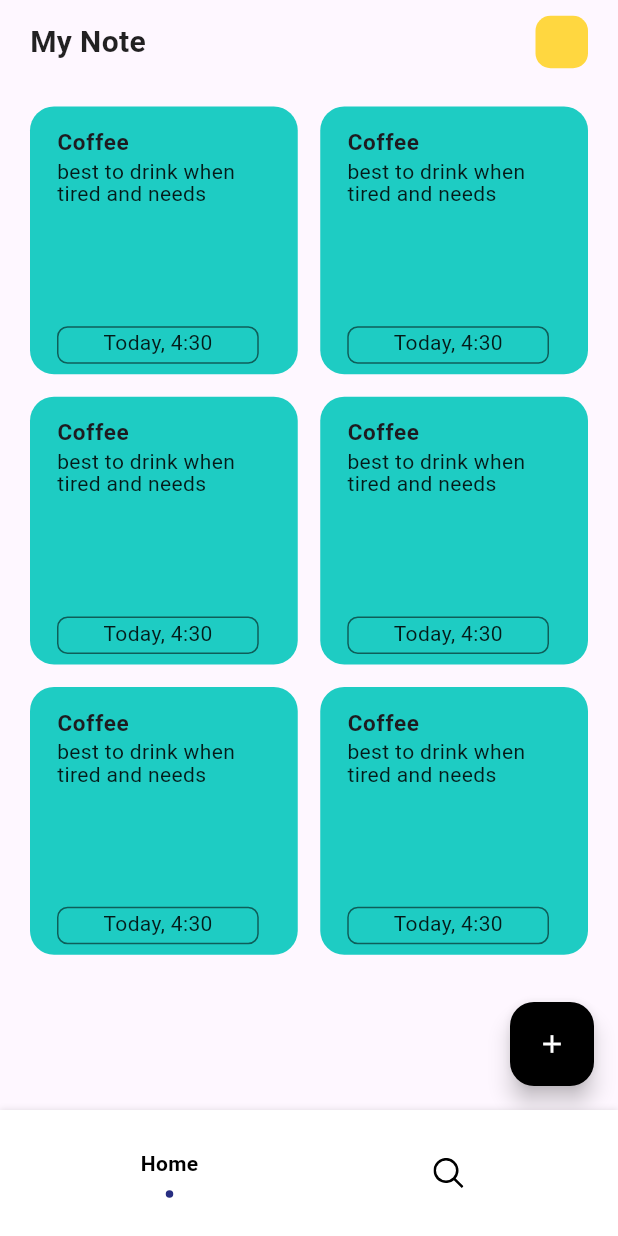
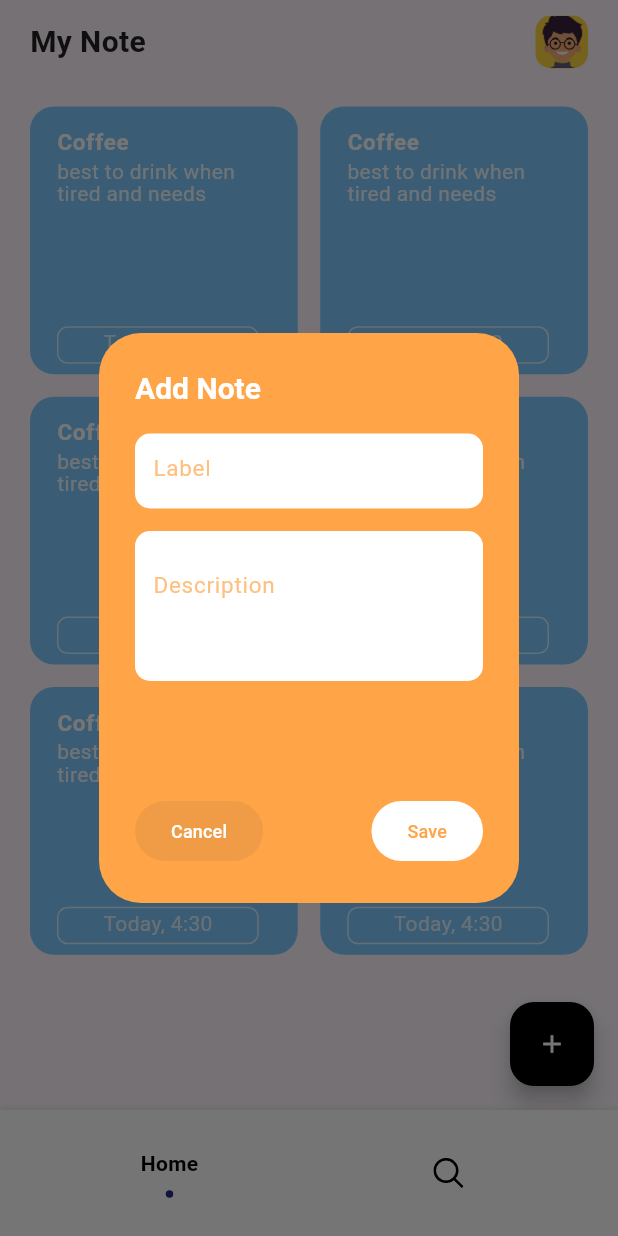
Before and after one commit to 4amshin/note-app, a Flutter app: the screen it shows after launch, after a tap on the "add" icon, on a phone screen of 412 x 824 dp. Run offline on Flutter 3.47's test engine with Material 2 defaults, Android fonts, the phone set to English and light mode, and no system bars; drawn by our look-alikes of flashy_tab_bar2; our stand-ins replace flutter_svg, google_fonts; Roboto replaces fonts that are missing (Sen).

Commit message:
input-dialog

```diff
--- /dev/null
+++ b/lib/model/note_model.dart
@@ -0,0 +1,17 @@
+// ignore_for_file: public_member_api_docs, sort_constructors_first
+import 'package:flutter/material.dart';
+
+class NoteModel {
+  final String? title;
+  final String? content;
+  final String? createdAt;
+  final String? updatedAt;
+  final Color? backgroundColor;
+  NoteModel({
+    this.title,
+    this.content,
+    this.createdAt,
+    this.updatedAt,
+    this.backgroundColor,
+  });
+}
--- a/lib/shared/theme/color_theme.dart
+++ b/lib/shared/theme/color_theme.dart
@@ -2,6 +2,7 @@ import 'package:flutter/material.dart';
 
 const nBlue = Color(0xff7ecbff);
 const nOrange = Color(0xffffa447);
+const nOrange2 = Color.fromARGB(255, 240, 155, 70);
 const nCyan = Color(0xff1eccc3);
 const nPink = Color(0xffffa6c4);
 const nPink2 = Color(0xffffa3a3);
--- a/lib/view/home_view.dart
+++ b/lib/view/home_view.dart
@@ -1,51 +1,30 @@
 import 'package:flutter/material.dart';
+import 'package:note_app/widget/hm_app_bar.dart';
+import 'package:note_app/widget/show_dialog.dart';
 
 import '../shared/theme/color_theme.dart';
 import '../widget/hm_add_button.dart';
 import '../widget/hm_note_item.dart';
 
-class HomeView extends StatelessWidget {
+class HomeView extends StatefulWidget {
   const HomeView({Key? key}) : super(key: key);
 
+  @override
+  State<HomeView> createState() => _HomeViewState();
+}
+
+class _HomeViewState extends State<HomeView> {
   @override
   Widget build(BuildContext context) {
     return Scaffold(
       appBar: AppBar(
-        flexibleSpace: Container(
-          height: 250.0,
-          padding: const EdgeInsets.symmetric(
-            horizontal: 20,
-            vertical: 10,
-          ),
-          decoration: const BoxDecoration(
-              // color: Colors.orange,
-              ),
-          child: Row(
-            mainAxisAlignment: MainAxisAlignment.spaceBetween,
-            children: [
-              const Text(
-                "My Note",
-                style: TextStyle(
-                  fontSize: 20,
-                  fontWeight: FontWeight.bold,
-                ),
-              ),
-              Container(
-                height: 35,
-                width: 35,
-                decoration: const BoxDecoration(
-                  color: Colors.amberAccent,
-                  borderRadius: BorderRadius.all(
-                    Radius.circular(10),
-                  ),
-                ),
-              ),
-            ],
-          ),
-        ),
+        flexibleSpace: const HmAppBar(),
       ),
       body: SafeArea(
-        minimum: const EdgeInsets.symmetric(horizontal: 20, vertical: 15),
+        minimum: const EdgeInsets.symmetric(
+          horizontal: 20,
+          vertical: 15,
+        ),
         child: GridView.builder(
           itemCount: 6,
           gridDelegate: const SliverGridDelegateWithFixedCrossAxisCount(
@@ -57,13 +36,22 @@ class HomeView extends StatelessWidget {
             return const HmNoteItem(
               title: 'Coffee',
               content: 'best to drink when tired and needs',
-              color: nCyan,
+              color: nBlue,
             );
           },
         ),
       ),
       floatingActionButton: HmAddButton(
-        onPressed: () {},
+        onPressed: () {
+          showDialog(
+            context: context,
+            builder: (BuildContext context) {
+              return const HmInputDialog(
+                title: 'Add Note',
+              );
+            },
+          );
+        },
       ),
     );
   }
--- /dev/null
+++ b/lib/widget/dialog_button.dart
@@ -0,0 +1,36 @@
+import 'package:flutter/material.dart';
+
+class DialogButton extends StatelessWidget {
+  final String? title;
+  final Color? titleColor;
+  final Color? bgColor;
+  final void Function()? onPressed;
+  const DialogButton({
+    Key? key,
+    this.title,
+    this.titleColor,
+    this.bgColor,
+    this.onPressed,
+  }) : super(key: key);
+
+  @override
+  Widget build(BuildContext context) {
+    return SizedBox(
+      child: ElevatedButton(
+        onPressed: onPressed,
+        style: ElevatedButton.styleFrom(
+          backgroundColor: bgColor,
+          elevation: 0,
+        ),
+        child: Text(
+          title ?? "Title",
+          style: TextStyle(
+            fontSize: 12,
+            fontWeight: FontWeight.w500,
+            color: titleColor,
+          ),
+        ),
+      ),
+    );
+  }
+}
--- /dev/null
+++ b/lib/widget/dialog_button_row.dart
@@ -0,0 +1,33 @@
+import 'package:flutter/material.dart';
+
+import '../shared/theme/color_theme.dart';
+import 'dialog_button.dart';
+
+class DialogButtonRow extends StatelessWidget {
+  const DialogButtonRow({Key? key}) : super(key: key);
+
+  @override
+  Widget build(BuildContext context) {
+    return Row(
+      mainAxisAlignment: MainAxisAlignment.spaceBetween,
+      children: [
+        DialogButton(
+          onPressed: () {
+            Navigator.pop(context);
+          },
+          title: "Cancel",
+          titleColor: Colors.white,
+          bgColor: nOrange2,
+        ),
+        DialogButton(
+          onPressed: () {
+            Navigator.pop(context);
+          },
+          title: "Save",
+          titleColor: nOrange,
+          bgColor: Colors.white,
+        ),
+      ],
+    );
+  }
+}
--- /dev/null
+++ b/lib/widget/hm_app_bar.dart
@@ -0,0 +1,45 @@
+import 'package:flutter/material.dart';
+
+class HmAppBar extends StatelessWidget {
+  const HmAppBar({Key? key}) : super(key: key);
+
+  @override
+  Widget build(BuildContext context) {
+    return Container(
+      height: 250.0,
+      padding: const EdgeInsets.symmetric(
+        horizontal: 20,
+        vertical: 10,
+      ),
+      // color: Colors.orange,
+      child: Row(
+        mainAxisAlignment: MainAxisAlignment.spaceBetween,
+        children: [
+          const Text(
+            "My Note",
+            style: TextStyle(
+              fontSize: 20,
+              fontWeight: FontWeight.bold,
+            ),
+          ),
+          Container(
+            height: 35,
+            width: 35,
+            decoration: const BoxDecoration(
+              color: Colors.amberAccent,
+              image: DecorationImage(
+                image: AssetImage(
+                  'assets/images/profile.png',
+                ),
+                fit: BoxFit.fitWidth,
+              ),
+              borderRadius: BorderRadius.all(
+                Radius.circular(10),
+              ),
+            ),
+          ),
+        ],
+      ),
+    );
+  }
+}
--- a/lib/widget/hm_note_item.dart
+++ b/lib/widget/hm_note_item.dart
@@ -1,4 +1,6 @@
 import 'package:flutter/material.dart';
+
+import 'show_dialog.dart';
 
 class HmNoteItem extends StatelessWidget {
   final String? title;
@@ -15,7 +17,18 @@ class HmNoteItem extends StatelessWidget {
 
   @override
   Widget build(BuildContext context) {
-    return Container(
+    return GestureDetector(
+      onTap: () {
+        showDialog(
+          context: context,
+          builder: (BuildContext context) {
+            return const HmInputDialog(
+              title: 'Edit Note',
+            );
+          },
+        );
+      },
+      child: Container(
         height: 100.0,
         width: 100,
         padding: const EdgeInsets.symmetric(
@@ -34,6 +47,7 @@ class HmNoteItem extends StatelessWidget {
             style: const TextStyle(
               fontSize: 15.0,
               fontWeight: FontWeight.bold,
+              color: Colors.white,
             ),
           ),
           subtitle: Padding(
@@ -44,20 +58,20 @@ class HmNoteItem extends StatelessWidget {
               children: [
                 Text(
                   content ?? "Description",
-                style: const TextStyle(
+                  style: TextStyle(
                     height: 1.1,
-                  color: Colors.black87,
+                    color: Colors.white.withOpacity(0.9),
                     fontSize: 14,
                   ),
                 ),
                 Container(
                   height: 25,
                   padding: const EdgeInsets.only(
-                  bottom: 5,
+                    bottom: 3,
                   ),
                   decoration: BoxDecoration(
                     border: Border.all(
-                    color: Colors.black54,
+                      color: Colors.white70,
                       width: 1,
                     ),
                     borderRadius: BorderRadius.circular(7),
@@ -65,9 +79,9 @@ class HmNoteItem extends StatelessWidget {
                   child: Center(
                     child: Text(
                       time ?? "Today, 4:30",
-                    style: const TextStyle(
+                      style: TextStyle(
                         fontSize: 14.0,
-                      color: Colors.black87,
+                        color: Colors.white.withOpacity(0.8),
                       ),
                     ),
                   ),
@@ -76,6 +90,7 @@ class HmNoteItem extends StatelessWidget {
             ),
           ),
         ),
+      ),
     );
   }
 }
--- /dev/null
+++ b/lib/widget/hm_text_field.dart
@@ -0,0 +1,37 @@
+import 'package:flutter/material.dart';
+
+import '../shared/theme/color_theme.dart';
+
+class HmTextField extends StatelessWidget {
+  final double? height;
+  final String? label;
+  const HmTextField({
+    Key? key,
+    this.height,
+    this.label,
+  }) : super(key: key);
+
+  @override
+  Widget build(BuildContext context) {
+    return Container(
+      height: height ?? 50,
+      padding: const EdgeInsets.all(12),
+      margin: const EdgeInsets.symmetric(),
+      decoration: BoxDecoration(
+        color: Colors.white,
+        borderRadius: BorderRadius.circular(10),
+      ),
+      child: TextFormField(
+        decoration: InputDecoration(
+          hintText: label ?? 'Label',
+          hintStyle: TextStyle(
+            fontSize: 15,
+            color: nOrange.withOpacity(0.7),
+          ),
+          border: InputBorder.none,
+        ),
+        onChanged: (value) {},
+      ),
+    );
+  }
+}
--- /dev/null
+++ b/lib/widget/show_dialog.dart
@@ -0,0 +1,52 @@
+import 'package:flutter/material.dart';
+import 'package:note_app/shared/theme/color_theme.dart';
+import 'package:note_app/widget/dialog_button_row.dart';
+import 'package:note_app/widget/hm_text_field.dart';
+
+class HmInputDialog extends StatelessWidget {
+  final String? title;
+  final Color? backgroundColor;
+  const HmInputDialog({
+    Key? key,
+    this.title,
+    this.backgroundColor,
+  }) : super(key: key);
+
+  @override
+  Widget build(BuildContext context) {
+    return Container(
+      // height: 300,
+      width: 270,
+      margin: const EdgeInsets.symmetric(
+        vertical: 198,
+      ),
+      child: AlertDialog(
+        backgroundColor: backgroundColor ?? nOrange,
+        title: Text(
+          title ?? "Card Widget",
+          style: const TextStyle(
+            fontSize: 20.0,
+            fontWeight: FontWeight.bold,
+            color: Colors.white,
+          ),
+        ),
+        content: Column(
+          children: const [
+            HmTextField(
+              height: 50,
+              label: 'Label',
+            ),
+            SizedBox(height: 15),
+            HmTextField(
+              height: 100,
+              label: 'Description',
+            ),
+          ],
+        ),
+        actions: const [
+          DialogButtonRow(),
+        ],
+      ),
+    );
+  }
+}
```
Also changed, not shown: assets/images/profile.png (added). Lines whose indentation alone changed are shown as unchanged.
